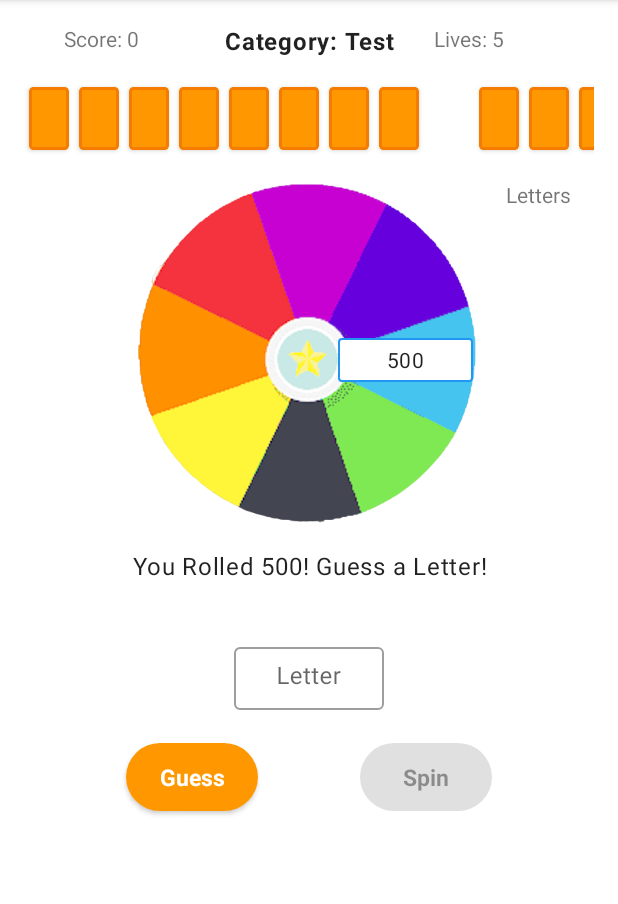
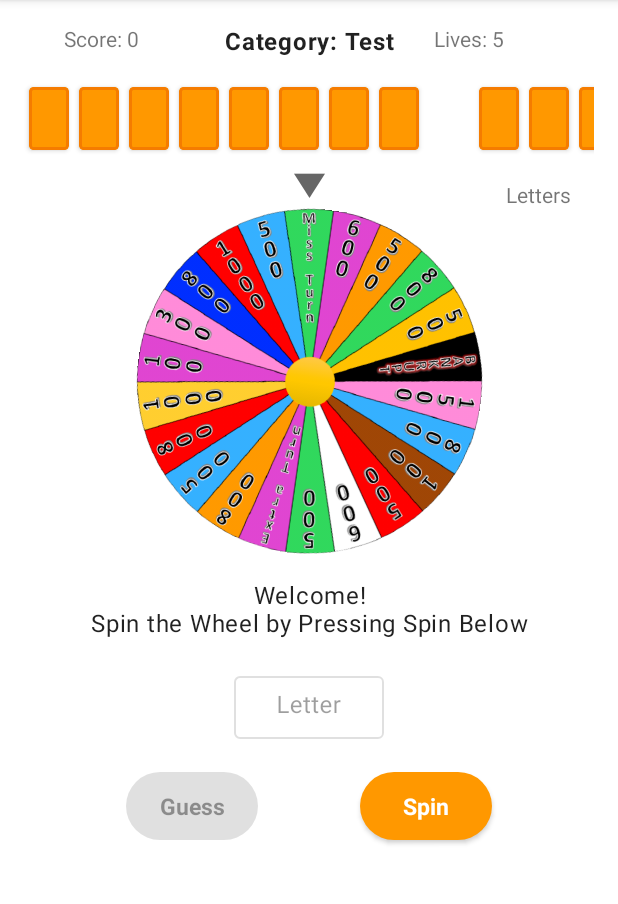
Before and after one commit to gabr0236/Wheel-of-Fortune, an Android app: the screen it shows after launch (MainActivity), after a tap on "Spin", on a phone screen of 412 x 824 dp, the part 84-988 px from its top. Run offline under Robolectric (Android 15) with nearby library versions, the phone set to English and light mode, and no system bars; our stand-ins replace ButterKnife, data binding; 6 statements that could not run were skipped.

Commit message:
Added new wheel img and made it spin using butterknife, the wheel is not completely calibrated yet

```diff
--- a/app/src/main/java/com/example/s205350lykkehjulet/GameFragment.kt
+++ b/app/src/main/java/com/example/s205350lykkehjulet/GameFragment.kt
@@ -17,6 +17,14 @@ import com.google.android.flexbox.*
 import com.google.android.material.dialog.MaterialAlertDialogBuilder
 
 import android.R.*
+import butterknife.ButterKnife
+import android.view.animation.Animation
+
+import android.view.animation.DecelerateInterpolator
+
+import android.view.animation.RotateAnimation
+import kotlin.concurrent.thread
+import kotlin.random.Random
 
 
 class GameFragment : Fragment() {
@@ -28,6 +36,8 @@ class GameFragment : Fragment() {
 
     private lateinit var recyclerView: RecyclerView
     private val viewModel: GameViewModel by activityViewModels()
+
+    private var luckyWheel: LuckyWheel? = null
 
     override fun onCreateView(
         inflater: LayoutInflater, container: ViewGroup?,
@@ -42,6 +52,10 @@ class GameFragment : Fragment() {
         viewModel.setCategoryAndCurrentWordToBeGuessed(Datasource(requireContext()).getRandomCategoryAndWord())
         viewModel.newGame()
         viewModel.setGameQuote(getString(R.string.initial_game_quote))
+
+        //TODO: er edet her rigtigt?
+        activity?.let { ButterKnife.bind(it) };
+        luckyWheel= LuckyWheel(binding.luckyWheel, this)
 
         //Setup recyclerview
         recyclerView = binding.letterCardView
@@ -130,17 +144,17 @@ class GameFragment : Fragment() {
 
     fun spinWheel() {
         if (viewModel.gameStage.value == GameStage.IS_SPIN) {
-            //TODO: sådan nogle calls burde måske ikke ske,
-            // måske istedet lav metode der hedder isJoker
-            viewModel.spinLuckyWheel()
-            if (!viewModel.wheelResult.value?.isDigitsOnly()!!) {
-                showJokerDialog()
-            } else {
-                viewModel.setGameQuote(String.format(getString(R.string.is_guess_game_quote),viewModel.wheelResult.value))
-            }
+            luckyWheel?.spinWheelImage()
+        }
+    }
 
+    fun continueGameAfterWheelSpin(wheelResult: String){
+        viewModel.setWheelResult(wheelResult)
+        if (!viewModel.wheelResult.value?.isDigitsOnly()!!) {
+            showJokerDialog()
+        } else {
+            viewModel.setGameQuote(String.format(getString(R.string.is_guess_game_quote),viewModel.wheelResult.value))
         }
-
     }
 
     private fun updateLetterCards() {
--- a/app/src/main/java/com/example/s205350lykkehjulet/GameViewModel.kt
+++ b/app/src/main/java/com/example/s205350lykkehjulet/GameViewModel.kt
@@ -6,7 +6,6 @@ import androidx.lifecycle.LiveData
 import androidx.lifecycle.MutableLiveData
 import androidx.lifecycle.ViewModel
 import com.example.s205350lykkehjulet.Data.LetterCard
-import org.jetbrains.annotations.TestOnly
 
 //TODO resources
 const val BANKRUPT = "Bankrupt"
@@ -85,45 +84,6 @@ class GameViewModel : ViewModel() {
         return positions
     }
 
-    /**
-     * Sets _wheelResult to random wheel property
-     * This method doesn't allow Joker values ("Bankrupt", "Miss Turn" or "Extra Turn") on the first roll
-     */
-    fun spinLuckyWheel() {
-        val random = (1..22).random()
-        _wheelResult.value = when (random) {
-            //TODO skal de her tal være const?
-            in 1..2 -> "100"           //2 x 100
-            3 -> "300"                 //1 x 300
-            in 4..9 -> "500"           //6 x 500
-            in 10..11 -> "600"         //2 x 600
-            in 12..16 -> "800"         //5 x 800
-            in 17..18 -> "1000"        //2 x 1000
-            19 -> "1500"               //1 x 1500
-            20 -> BANKRUPT             //1 x Bankrupt
-            21 -> EXTRA_TURN           //1 x Extra Turn
-            22 -> MISS_TURN            //1 x Lost Turn
-            else -> throw Exception("Random generator not generating a number from 1 to 22")
-        }
-        timesOfLuckyWheelSpins++
-        //TODO test
-        //if (timesOfLuckyWheelSpins>2) _wheelResult.value = EXTRA_TURN
-        //Switch to guessing stage if result is digits else spin again
-        _gameStage.value = if (wheelResult.value?.isDigitsOnly() == true) {
-            GameStage.IS_GUESS
-        } else GameStage.IS_SPIN
-
-        //Avoid getting bankrupt when player is already bankrupt (eg. at game start)
-        //This is not part of the original game but a design decision for a better user experience
-        if ((score.value == 0 && wheelResult.value == BANKRUPT)
-            //Avoid Extra Turn or Miss Turn when game is just started
-            || ((timesOfLuckyWheelSpins == 1)
-                    && (wheelResult.value == EXTRA_TURN || wheelResult.value == MISS_TURN))
-        ) {
-            timesOfLuckyWheelSpins = 0
-            spinLuckyWheel()
-        }
-    }
 
     /**
      * Return whether the currentWordToBeGuessed contains the player input
@@ -211,11 +171,8 @@ class GameViewModel : ViewModel() {
         _letterCardList.value = tempLetterCardList
     }
 
-    /**
-     * For testing purposes
-     */
-    @TestOnly
-    fun setWheelResult(newValue: String){
+
+    fun setWheelResult(newValue: String?){
         _wheelResult.value=newValue
 
         timesOfLuckyWheelSpins++
--- /dev/null
+++ b/app/src/main/java/com/example/s205350lykkehjulet/LuckyWheel.kt
@@ -0,0 +1,70 @@
+package com.example.s205350lykkehjulet
+
+import android.view.animation.Animation
+import android.view.animation.DecelerateInterpolator
+import android.view.animation.RotateAnimation
+import android.widget.ImageView
+import kotlin.random.Random
+
+class LuckyWheel(
+    private val luckyWheelImage: ImageView,
+    private val gameFragment: GameFragment
+    ) {
+    private var degree = 0
+    private var degreeOld = 0
+
+    private val wheelSectors = arrayOf(
+        "Miss Turn", "600", "500", "800", "500",
+        "Bankrupt", "1500", "800", "100", "500",
+        "600", "500", "Extra Turn", "800", "500",
+        "800", "1000", "100", "300", "800", "1000",
+        "500"
+    )
+
+    // We have 22 sectors on the wheel, we divide 360 by this value to have angle for each sector
+    // we divide by 2 to have a half sector
+    private val HALF_SECTOR = 360f / 22f / 2f
+
+    fun spinWheelImage() {
+        degreeOld = degree % 360
+        // we calculate random angle for rotation of our wheel
+        degree = Random.nextInt(360) + 720
+        // rotation effect on the center of the wheel
+        val rotateAnim = RotateAnimation(
+            degreeOld.toFloat(), degree.toFloat(),
+            RotateAnimation.RELATIVE_TO_SELF, 0.5f, RotateAnimation.RELATIVE_TO_SELF, 0.5f
+        )
+        rotateAnim.duration = 3600
+        rotateAnim.fillAfter = true
+        rotateAnim.interpolator = DecelerateInterpolator()
+        rotateAnim.setAnimationListener(object : Animation.AnimationListener {
+            override fun onAnimationStart(animation: Animation) {
+            }
+
+            override fun onAnimationEnd(animation: Animation) {
+                // we display the correct sector pointed by the triangle at the end of the rotate animation
+                getSector(360 - degree % 360)?.let { gameFragment.continueGameAfterWheelSpin(it) }
+            }
+            override fun onAnimationRepeat(animation: Animation) {}
+        })
+        // we start the animation
+        luckyWheelImage.startAnimation(rotateAnim)
+    }
+
+    private fun getSector(degrees: Int): String? {
+        var i = 0
+        var text: String? = null
+        do {
+            // start and end of each sector on the wheel
+            val start = HALF_SECTOR * (i * 2 + 1)
+            val end = HALF_SECTOR * (i * 2 + 3)
+            if (degrees >= start && degrees < end) {
+                // degrees is in [start;end[
+                // so text is equals to sectors[i];
+                text = wheelSectors[i]
+            }
+            i++
+        } while (text == null && i < wheelSectors.size)
+        return text
+    }
+}
--- /dev/null
+++ b/app/src/main/res/drawable/ic_baseline_play_arrow_24.xml
@@ -0,0 +1,10 @@
+<vector xmlns:android="http://schemas.android.com/apk/res/android"
+    android:width="35dp"
+    android:height="35dp"
+    android:viewportWidth="24"
+    android:viewportHeight="24"
+    android:tint="?attr/colorControlNormal">
+  <path
+      android:fillColor="@android:color/white"
+      android:pathData="M8,5v14l11,-7z"/>
+</vector>
--- a/app/src/main/res/layout/game_fragment.xml
+++ b/app/src/main/res/layout/game_fragment.xml
@@ -75,25 +75,18 @@
                 tools:itemCount="11"
                 tools:listitem="@layout/item_view" />
 
-            <RelativeLayout
-                android:id="@+id/relativelayout"
-                android:layout_width="230dp"
-                android:layout_height="230dp"
-                android:layout_marginTop="16dp"
+            <ImageView
+                android:id="@+id/arrow"
+                android:layout_width="wrap_content"
+                android:layout_height="wrap_content"
+                android:rotation="90"
+                android:layout_marginBottom="0dp"
+                android:src="@drawable/ic_baseline_play_arrow_24"
                 app:layout_constraintEnd_toEndOf="parent"
                 app:layout_constraintStart_toStartOf="parent"
-                app:layout_constraintTop_toBottomOf="@+id/letter_card_view">
+                app:layout_constraintTop_toBottomOf="@+id/letter_card_view" />
 
-                <ImageView
-                    android:id="@+id/luckyWheel"
-                    android:layout_width="wrap_content"
-                    android:layout_height="wrap_content"
-                    android:layout_alignParentEnd="true"
-                    android:layout_marginEnd="2dp"
-                    android:gravity="center"
-                    android:src="@drawable/lucky_wheel" />
-
-                <TextView
+            <!-- <TextView
                     android:id="@+id/wheelResult"
                     android:layout_width="90dp"
                     android:layout_height="30dp"
@@ -110,8 +103,19 @@
                     android:text="@{gameViewModel.wheelResult}"
                     android:textAlignment="center"
                     android:textAppearance="@style/TextAppearance.MaterialComponents.Body2"
-                    tools:text="1000" />
-            </RelativeLayout>
+                    tools:text="1000" />-->
+
+            <ImageView
+                android:id="@+id/luckyWheel"
+                android:layout_width="230dp"
+                android:layout_height="230dp"
+                android:layout_alignParentEnd="true"
+                android:rotation="8"
+                android:gravity="center"
+                android:src="@drawable/lucky_wheel"
+                app:layout_constraintEnd_toEndOf="parent"
+                app:layout_constraintStart_toStartOf="parent"
+                app:layout_constraintTop_toBottomOf="@+id/arrow" />
 
             <TextView
                 android:id="@+id/guessedCharacters"
@@ -122,7 +126,7 @@
                 android:text="@{gameViewModel.guessedCharacterString}"
                 android:textAlignment="center"
                 app:layout_constraintEnd_toEndOf="parent"
-                app:layout_constraintStart_toEndOf="@+id/relativelayout"
+                app:layout_constraintStart_toEndOf="@+id/luckyWheel"
                 app:layout_constraintTop_toBottomOf="@+id/letter_card_view"
                 tools:text="Letters\na" />
 
@@ -137,7 +141,7 @@
                 android:textAppearance="@style/TextAppearance.MaterialComponents.Body1"
                 app:layout_constraintEnd_toEndOf="parent"
                 app:layout_constraintStart_toStartOf="parent"
-                app:layout_constraintTop_toBottomOf="@+id/relativelayout"
+                app:layout_constraintTop_toBottomOf="@+id/luckyWheel"
                 tools:text="You rolled 1000! Guess a letter!" />
 
             <com.google.android.material.textfield.TextInputLayout
```
Also changed, not shown: app/build.gradle (+12 -4 lines), app/src/main/res/drawable-v24/lucky_wheel.png (deleted), app/src/main/res/drawable/lucky_wheel.png (added).
